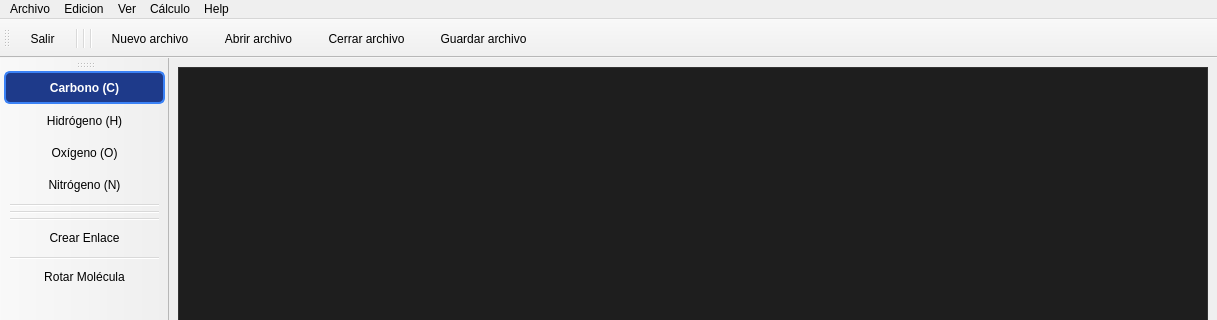
Above: mainwindow.ui from BertoSoft/qtVisorMol_V20 before the change; both pictures show x 0 to 1217 and y 0 to 320 of the 1217 by 650 pixel window. Below: the same form after it.
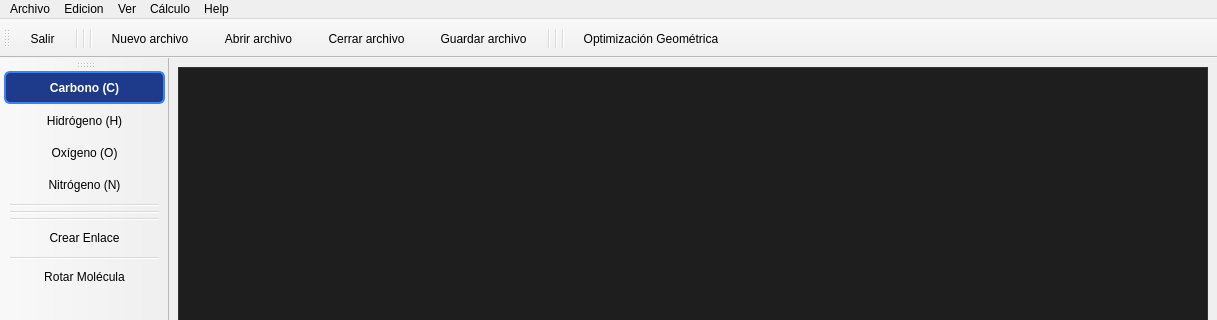
That is the form after the change. Icons and pictures are not drawn.

The edit to the form file:
```diff
--- a/mainwindow.ui
+++ b/mainwindow.ui
@@ -187,6 +187,10 @@
    <addaction name="actionAbrir_archivo"/>
    <addaction name="actionCerrar_archivo"/>
    <addaction name="actionGuardar_archivo"/>
+   <addaction name="separator"/>
+   <addaction name="separator"/>
+   <addaction name="separator"/>
+   <addaction name="actionOptimizaci_n_Geom_trica"/>
   </widget>
   <action name="actionCarbono">
    <property name="checkable">
```
Left out of the diff: 22 changed lines with no effect on the pictures.
